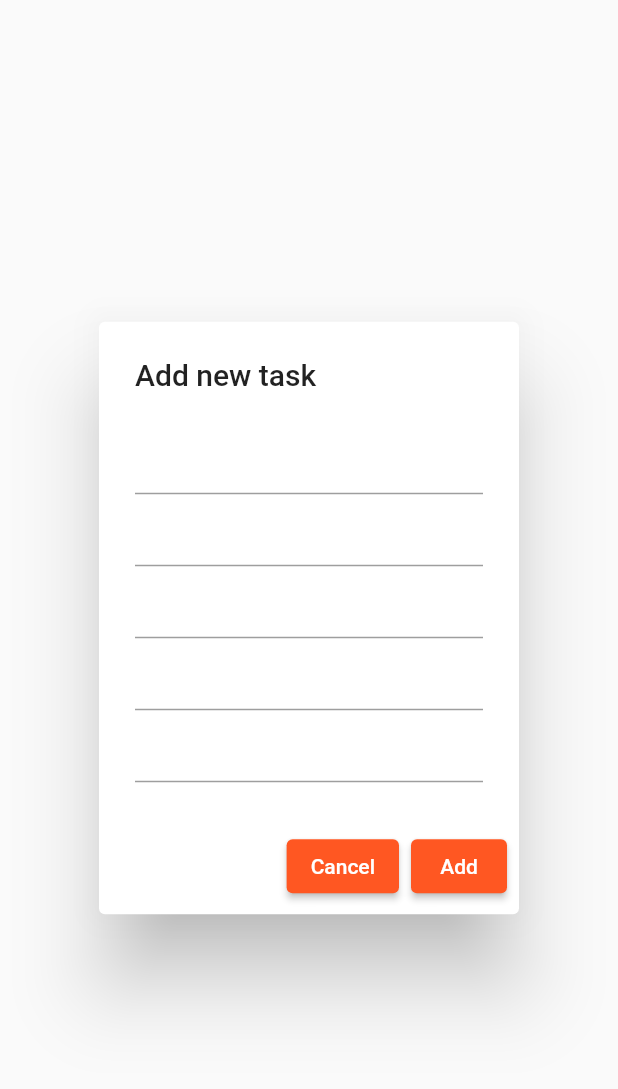
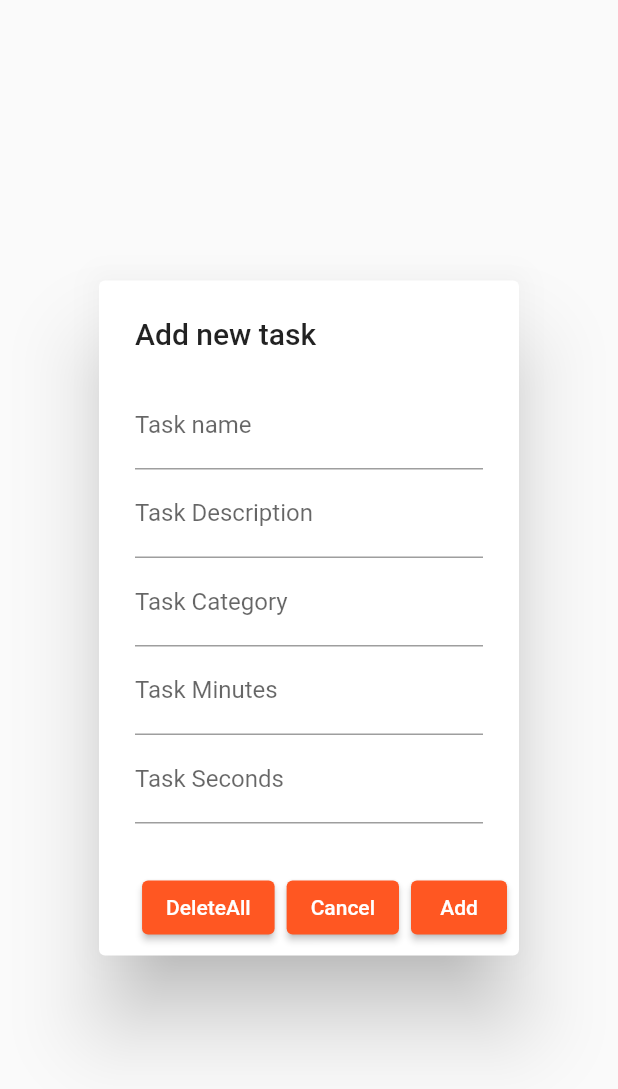
Before and after one commit to luke-luca/daily_tasks, a Flutter app: the AddTask widget shown alone on an empty page, opened directly, on a phone screen of 412 x 824 dp. Shown: the top 1089 px of the screen. Run offline on Flutter 3.47's test engine with Material 2 defaults, Android fonts, the phone set to English and light mode, and no system bars; our stand-ins replace charts_flutter, dio, sqflite; accounts and stored records are empty; network calls fail.

Commit message:
fix: fixed CRUD

```diff
--- a/lib/db/tasks_database.dart
+++ b/lib/db/tasks_database.dart
@@ -32,9 +32,9 @@ class TasksDatabase {
         ${TaskFields.id} $idType,
         ${TaskFields.taskName} $stringType,
         ${TaskFields.category} $stringType,
-        ${TaskFields.description} $stringType
+        ${TaskFields.description} $stringType,
         ${TaskFields.minutes} $intType,
-        ${TaskFields.seconds} $intType,
+        ${TaskFields.seconds} $intType
       )
     ''');
   }
@@ -77,6 +77,11 @@ class TasksDatabase {
         .delete(tableTasks, where: '${TaskFields.id} = ?', whereArgs: [id]);
   }
 
+  Future deleteAll() async {
+    final db = await instance.database;
+    return await db.delete(tableTasks);
+  }
+
   Future close() async {
     final db = await instance.database;
     return db.close();
--- a/lib/home.dart
+++ b/lib/home.dart
@@ -35,7 +35,7 @@ class _HomeState extends State<Home> {
         onPressed: () {
           showDialog(
             context: context,
-            builder: (BuildContext context) => AddTask(),
+            builder: (BuildContext context) => const AddTask(),
           );
         },
       ),
--- a/lib/main.dart
+++ b/lib/main.dart
@@ -1,7 +1,8 @@
 import 'package:flutter/material.dart';
 import 'home.dart';
 
-void main() {
+Future<void> main() async {
+  WidgetsFlutterBinding.ensureInitialized();
   runApp(const MyApp());
 }
 
--- a/lib/widget/addtask.dart
+++ b/lib/widget/addtask.dart
@@ -42,14 +42,31 @@ class _AddTaskState extends State<AddTask> {
       content: Column(
         mainAxisSize: MainAxisSize.min,
         children: [
-          TextField(controller: taskNameController),
-          TextField(controller: taskDescriptionController),
-          TextField(controller: taskCategoryController),
-          TextField(controller: taskMinutesController),
-          TextField(controller: taskSecondsController),
+          TextField(
+              controller: taskNameController,
+              decoration: const InputDecoration(labelText: 'Task name')),
+          TextField(
+              controller: taskDescriptionController,
+              decoration: const InputDecoration(labelText: 'Task Description')),
+          TextField(
+            controller: taskCategoryController,
+            decoration: const InputDecoration(labelText: 'Task Category'),
+          ),
+          TextField(
+              controller: taskMinutesController,
+              decoration: const InputDecoration(labelText: 'Task Minutes')),
+          TextField(
+              controller: taskSecondsController,
+              decoration: const InputDecoration(labelText: 'Task Seconds')),
         ],
       ),
       actions: [
+        ElevatedButton(
+          child: const Text('DeleteAll'),
+          onPressed: () {
+            taskDatabase.deleteAll();
+          },
+        ),
         ElevatedButton(
           child: const Text('Cancel'),
           onPressed: () => Navigator.pop(context),
```
Also changed, not shown: lib/pages/Dashboard/dashboard.dart (+60 -13 lines), lib/pages/Dashboard/widgets/dashboard_tile.dart (+32 -38 lines), lib/pages/Dashboard/widgets/taskName.dart (deleted, +0 -55 lines).
